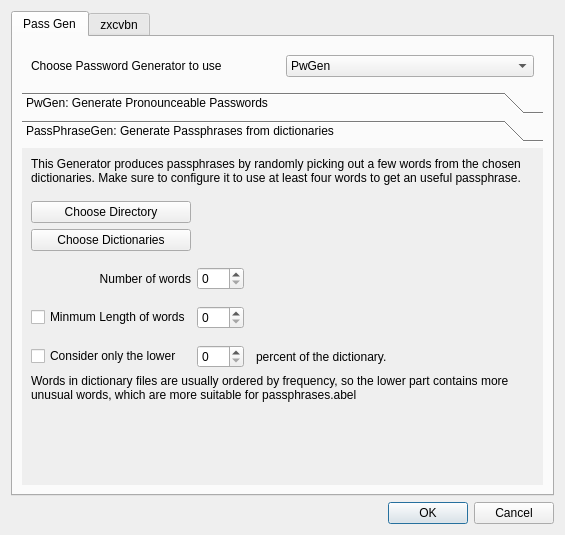
Old version of the form scr/preferencesdialog.ui in the repository waltergallegog/SEcubeWallet.
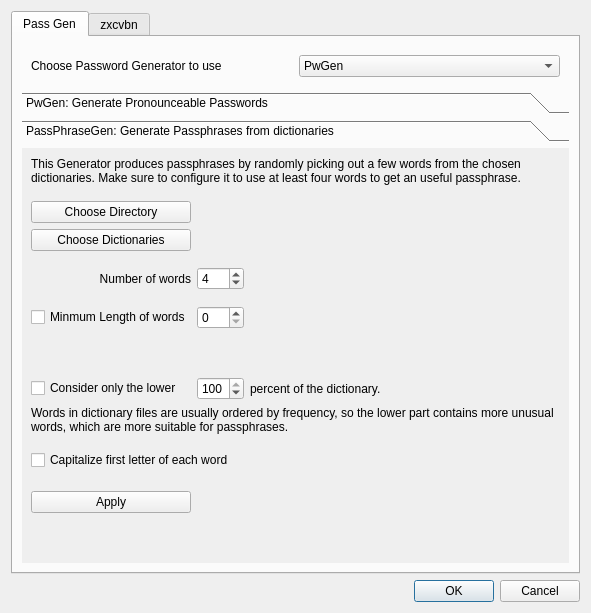
New version of the form. The open tabs and pages were chosen to show the change. Custom widgets are drawn as their Qt base class.

Commit message: Finished passphrase gen

What changed in the file:
```diff
--- a/scr/preferencesdialog.ui
+++ b/scr/preferencesdialog.ui
@@ -6,8 +6,8 @@
    <rect>
     <x>0</x>
     <y>0</y>
-    <width>565</width>
-    <height>535</height>
+    <width>591</width>
+    <height>613</height>
    </rect>
   </property>
   <property name="windowTitle">
@@ -27,7 +27,7 @@
    <item row="0" column="0">
     <widget class="QTabWidget" name="tabWidget">
      <property name="currentIndex">
-      <number>0</number>
+      <number>1</number>
      </property>
      <widget class="QWidget" name="PassGens">
       <attribute name="title">
@@ -69,15 +69,15 @@
        <item row="4" column="0">
         <widget class="QToolBox" name="tb_passgens">
          <property name="currentIndex">
-          <number>0</number>
+          <number>1</number>
          </property>
          <widget class="QWidget" name="pwgen">
           <property name="geometry">
            <rect>
             <x>0</x>
             <y>0</y>
-            <width>525</width>
-            <height>336</height>
+            <width>551</width>
+            <height>413</height>
            </rect>
           </property>
           <attribute name="label">
@@ -244,32 +244,16 @@
           <property name="geometry">
            <rect>
             <x>0</x>
-            <y>-7</y>
-            <width>511</width>
-            <height>354</height>
+            <y>0</y>
+            <width>551</width>
+            <height>413</height>
            </rect>
           </property>
           <attribute name="label">
            <string>PassPhraseGen: Generate Passphrases from dictionaries</string>
           </attribute>
           <layout class="QGridLayout" name="gridLayout_4">
-           <item row="11" column="0">
-            <spacer name="verticalSpacer_2">
-             <property name="orientation">
-              <enum>Qt::Vertical</enum>
-             </property>
-             <property name="sizeType">
-              <enum>QSizePolicy::Fixed</enum>
-             </property>
-             <property name="sizeHint" stdset="0">
-              <size>
-               <width>20</width>
-               <height>10</height>
-              </size>
-             </property>
-            </spacer>
-           </item>
-           <item row="15" column="0">
+           <item row="22" column="0">
             <spacer name="verticalSpacer">
              <property name="orientation">
               <enum>Qt::Vertical</enum>
@@ -277,25 +261,18 @@
              <property name="sizeHint" stdset="0">
               <size>
                <width>20</width>
-               <height>40</height>
+               <height>1</height>
               </size>
              </property>
             </spacer>
            </item>
-           <item row="8" column="0">
+           <item row="10" column="0">
             <widget class="QCheckBox" name="cb_minLen">
              <property name="text">
               <string>Minmum Length of words</string>
              </property>
             </widget>
            </item>
-           <item row="13" column="3">
-            <widget class="QLabel" name="label_8">
-             <property name="text">
-              <string>percent of the dictionary.</string>
-             </property>
-            </widget>
-           </item>
            <item row="6" column="0" alignment="Qt::AlignRight">
             <widget class="QLabel" name="label_7">
              <property name="text">
@@ -306,7 +283,7 @@
              </property>
             </widget>
            </item>
-           <item row="13" column="0">
+           <item row="16" column="0">
             <widget class="QCheckBox" name="cb_lower">
              <property name="text">
               <string>Consider only the lower </string>
@@ -329,7 +306,7 @@
              </property>
             </spacer>
            </item>
-           <item row="7" column="0">
+           <item row="8" column="0">
             <spacer name="verticalSpacer_3">
              <property name="orientation">
               <enum>Qt::Vertical</enum>
@@ -361,19 +338,29 @@
              </property>
             </spacer>
            </item>
-           <item row="8" column="1">
+           <item row="10" column="1">
             <widget class="QSpinBox" name="sb_minLen"/>
            </item>
-           <item row="13" column="1">
+           <item row="6" column="1">
+            <widget class="QSpinBox" name="sb_words">
+             <property name="value">
+              <number>4</number>
+             </property>
+            </widget>
+           </item>
+           <item row="16" column="1">
             <widget class="QSpinBox" name="sb_lower">
              <property name="maximum">
               <number>100</number>
              </property>
+             <property name="singleStep">
+              <number>1</number>
+             </property>
+             <property name="value">
+              <number>100</number>
+             </property>
             </widget>
            </item>
-           <item row="6" column="1">
-            <widget class="QSpinBox" name="sb_words"/>
-           </item>
            <item row="5" column="0">
             <spacer name="verticalSpacer_5">
              <property name="orientation">
@@ -390,51 +377,6 @@
              </property>
             </spacer>
            </item>
-           <item row="8" column="3">
-            <spacer name="horizontalSpacer_2">
-             <property name="orientation">
-              <enum>Qt::Horizontal</enum>
-             </property>
-             <property name="sizeType">
-              <enum>QSizePolicy::Expanding</enum>
-             </property>
-             <property name="sizeHint" stdset="0">
-              <size>
-               <width>40</width>
-               <height>20</height>
-              </size>
-             </property>
-            </spacer>
-           </item>
-           <item row="6" column="2" colspan="2">
-            <spacer name="horizontalSpacer">
-             <property name="orientation">
-              <enum>Qt::Horizontal</enum>
-             </property>
-             <property name="sizeType">
-              <enum>QSizePolicy::Expanding</enum>
-             </property>
-             <property name="sizeHint" stdset="0">
-              <size>
-               <width>40</width>
-               <height>20</height>
-              </size>
-             </property>
-            </spacer>
-           </item>
-           <item row="4" column="3">
-            <spacer name="horizontalSpacer_6">
-             <property name="orientation">
-              <enum>Qt::Horizontal</enum>
-             </property>
-             <property name="sizeHint" stdset="0">
-              <size>
-               <width>40</width>
-               <height>20</height>
-              </size>
-             </property>
-            </spacer>
-           </item>
            <item row="4" column="1">
             <spacer name="horizontalSpacer_5">
              <property name="orientation">
@@ -451,20 +393,7 @@
              </property>
             </spacer>
            </item>
-           <item row="3" column="2" colspan="2">
-            <spacer name="horizontalSpacer_4">
-             <property name="orientation">
-              <enum>Qt::Horizontal</enum>
-             </property>
-             <property name="sizeHint" stdset="0">
-              <size>
-               <width>40</width>
-               <height>20</height>
-              </size>
-             </property>
-            </spacer>
-           </item>
-           <item row="0" column="0" colspan="5">
+           <item row="0" column="0" colspan="4">
             <widget class="QLabel" name="label_11">
              <property name="text">
               <string>This Generator produces passphrases by randomly picking out a few words from the chosen dictionaries. Make sure to configure it to use at least four words to get an useful passphrase. </string>
@@ -474,16 +403,6 @@
              </property>
             </widget>
            </item>
-           <item row="14" column="0" colspan="5">
-            <widget class="QLabel" name="label_9">
-             <property name="text">
-              <string>Words in dictionary files are usually ordered by frequency, so the lower part contains more unusual words, which are more suitable for passphrases.abel</string>
-             </property>
-             <property name="wordWrap">
-              <bool>true</bool>
-             </property>
-            </widget>
-           </item>
            <item row="4" column="0">
             <widget class="QPushButton" name="pb_chDicPhra">
              <property name="text">
@@ -504,6 +423,144 @@
              </property>
             </widget>
            </item>
+           <item row="3" column="2" colspan="2">
+            <spacer name="horizontalSpacer_4">
+             <property name="orientation">
+              <enum>Qt::Horizontal</enum>
+             </property>
+             <property name="sizeHint" stdset="0">
+              <size>
+               <width>40</width>
+               <height>20</height>
+              </size>
+             </property>
+            </spacer>
+           </item>
+           <item row="16" column="2" colspan="2">
+            <widget class="QLabel" name="label_8">
+             <property name="text">
+              <string>percent of the dictionary.</string>
+             </property>
+            </widget>
+           </item>
+           <item row="11" column="0">
+            <spacer name="verticalSpacer_7">
+             <property name="orientation">
+              <enum>Qt::Vertical</enum>
+             </property>
+             <property name="sizeHint" stdset="0">
+              <size>
+               <width>20</width>
+               <height>10</height>
+              </size>
+             </property>
+            </spacer>
+           </item>
+           <item row="6" column="2" colspan="2">
+            <spacer name="horizontalSpacer">
+             <property name="orientation">
+              <enum>Qt::Horizontal</enum>
+             </property>
+             <property name="sizeType">
+              <enum>QSizePolicy::Expanding</enum>
+             </property>
+             <property name="sizeHint" stdset="0">
+              <size>
+               <width>40</width>
+               <height>20</height>
+              </size>
+             </property>
+            </spacer>
+           </item>
+           <item row="21" column="0">
+            <widget class="QPushButton" name="pb_applyPhra">
+             <property name="text">
+              <string>Apply</string>
+             </property>
+            </widget>
+           </item>
+           <item row="17" column="0" colspan="4">
+            <widget class="QLabel" name="label_9">
+             <property name="text">
+              <string>Words in dictionary files are usually ordered by frequency, so the lower part contains more unusual words, which are more suitable for passphrases.</string>
+             </property>
+             <property name="wordWrap">
+              <bool>true</bool>
+             </property>
+            </widget>
+           </item>
+           <item row="20" column="0">
+            <spacer name="verticalSpacer_6">
+             <property name="orientation">
+              <enum>Qt::Vertical</enum>
+             </property>
+             <property name="sizeType">
+              <enum>QSizePolicy::Fixed</enum>
+             </property>
+             <property name="sizeHint" stdset="0">
+              <size>
+               <width>20</width>
+               <height>15</height>
+              </size>
+             </property>
+            </spacer>
+           </item>
+           <item row="18" column="0">
+            <spacer name="verticalSpacer_2">
+             <property name="orientation">
+              <enum>Qt::Vertical</enum>
+             </property>
+             <property name="sizeType">
+              <enum>QSizePolicy::Fixed</enum>
+             </property>
+             <property name="sizeHint" stdset="0">
+              <size>
+               <width>20</width>
+               <height>10</height>
+              </size>
+             </property>
+            </spacer>
+           </item>
+           <item row="19" column="0" colspan="4">
+            <widget class="QCheckBox" name="cb_cap">
+             <property name="text">
+              <string>Capitalize first letter of each word</string>
+             </property>
+            </widget>
+           </item>
+           <item row="4" column="2">
+            <spacer name="horizontalSpacer_2">
+             <property name="orientation">
+              <enum>Qt::Horizontal</enum>
+             </property>
+             <property name="sizeHint" stdset="0">
+              <size>
+               <width>40</width>
+               <height>20</height>
+              </size>
+             </property>
+            </spacer>
+           </item>
+           <item row="10" column="2">
+            <spacer name="horizontalSpacer_6">
+             <property name="orientation">
+              <enum>Qt::Horizontal</enum>
+             </property>
+             <property name="sizeHint" stdset="0">
+              <size>
+               <width>40</width>
+               <height>20</height>
+              </size>
+             </property>
+            </spacer>
+           </item>
+           <item row="21" column="1" colspan="2">
+            <widget class="QLabel" name="lb_ppgenWords">
+             <property name="text">
+              <string/>
+             </property>
+            </widget>
+           </item>
           </layout>
          </widget>
         </widget>
@@ -544,8 +601,8 @@
            <rect>
             <x>0</x>
             <y>0</y>
-            <width>511</width>
-            <height>436</height>
+            <width>537</width>
+            <height>452</height>
            </rect>
           </property>
           <attribute name="label">
@@ -555,7 +612,7 @@
            <item>
             <widget class="QLabel" name="label_3">
              <property name="text">
-              <string>&lt;html&gt;&lt;head/&gt;&lt;body&gt;&lt;p&gt;Click the &lt;span style=&quot; font-weight:600;&quot;&gt;Choose&lt;/span&gt; button to choose the dictionaries to use. Only .txt files in the zxcvbn folder can be added. Then click &lt;span style=&quot; font-weight:600;&quot;&gt;Compile&lt;/span&gt; to build the required structures. (It may take a while, depending on the dictionaries size). Clean deletes the compiled library and the generated dictionary structures.&lt;/p&gt;&lt;/body&gt;&lt;/html&gt;</string>
+              <string>&lt;html&gt;&lt;head/&gt;&lt;body&gt;&lt;p&gt;Click the &lt;span style=&quot; font-weight:600;&quot;&gt;Choose&lt;/span&gt; button to select the dictionaries to use. Only .txt files in the zxcvbn folder can be added. Then click &lt;span style=&quot; font-weight:600;&quot;&gt;Compile&lt;/span&gt; to build the required structures. (It may take a while, depending on the dictionaries size). If the dictionaries are to large, modify the &lt;span style=&quot; font-weight:600;&quot;&gt;timeout &lt;/span&gt;next to the button (in seconds, -1 for no timeout). &lt;span style=&quot; font-weight:600;&quot;&gt;Clean&lt;/span&gt; deletes the compiled library and the generated dictionary structures.&lt;/p&gt;&lt;/body&gt;&lt;/html&gt;</string>
              </property>
              <property name="wordWrap">
               <bool>true</bool>
@@ -579,6 +636,25 @@
                 </property>
                </widget>
               </item>
+              <item>
+               <widget class="QSpinBox" name="sb_timeout">
+                <property name="sizePolicy">
+                 <sizepolicy hsizetype="Fixed" vsizetype="Fixed">
+                  <horstretch>0</horstretch>
+                  <verstretch>0</verstretch>
+                 </sizepolicy>
+                </property>
+                <property name="minimum">
+                 <number>-1</number>
+                </property>
+                <property name="maximum">
+                 <number>300</number>
+                </property>
+                <property name="value">
+                 <number>60</number>
+                </property>
+               </widget>
+              </item>
               <item>
                <widget class="QPushButton" name="pb_genClean">
                 <property name="text">
@@ -599,7 +675,7 @@
                <rect>
                 <x>0</x>
                 <y>0</y>
-                <width>477</width>
+                <width>503</width>
                 <height>318</height>
                </rect>
               </property>
@@ -625,8 +701,8 @@
            <rect>
             <x>0</x>
             <y>0</y>
-            <width>511</width>
-            <height>331</height>
+            <width>298</width>
+            <height>376</height>
            </rect>
           </property>
           <attribute name="label">
@@ -680,8 +756,8 @@
                <rect>
                 <x>0</x>
                 <y>0</y>
-                <width>491</width>
-                <height>198</height>
+                <width>264</width>
+                <height>243</height>
                </rect>
               </property>
               <layout class="QVBoxLayout" name="verticalLayout_6">
```
The commit also changes 7 other files.
